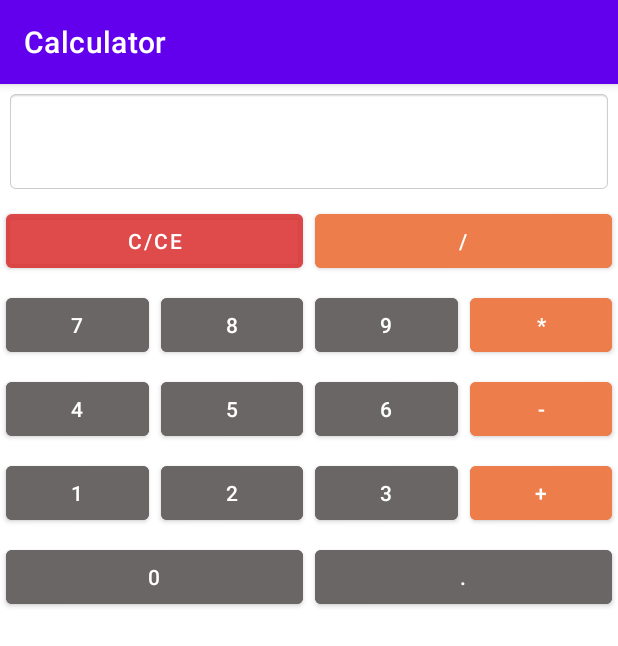
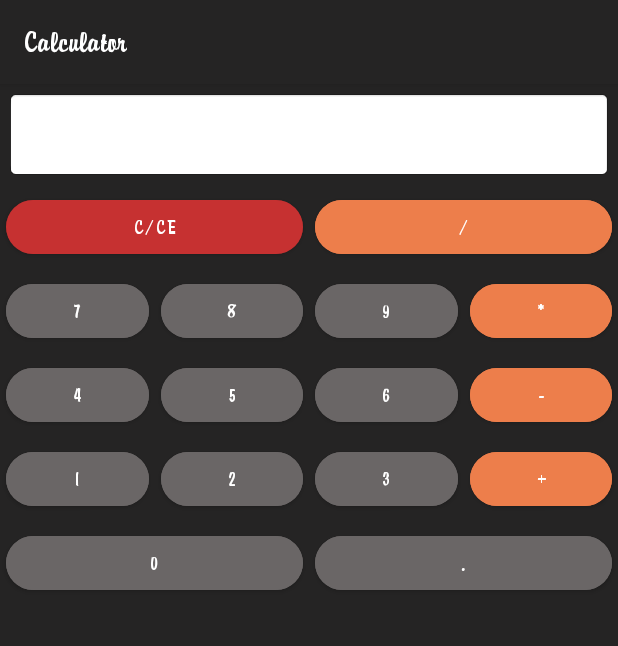
Before and after one commit to RadmirSh/CalculatorV2, an Android app: the screen it shows after launch (CalculatorActivity), on a phone screen of 412 x 824 dp. Shown: the top 646 px of the screen. Run offline under Robolectric (Android 15) with nearby library versions, the phone set to English and light mode, and no system bars.

Commit message:
Созданы светлая,темная темы

```diff
--- a/app/src/main/AndroidManifest.xml
+++ b/app/src/main/AndroidManifest.xml
@@ -15,7 +15,8 @@
         tools:targetApi="31">
         <activity
             android:name=".ui.CalculatorActivity"
-            android:exported="true">
+            android:exported="true"
+            android:theme="@style/Theme.CalculatorV2.Black">
             <intent-filter>
                 <action android:name="android.intent.action.MAIN" />
 
--- a/app/src/main/res/values-night/themes.xml
+++ /dev/null
@@ -1,16 +0,0 @@
-<resources xmlns:tools="http://schemas.android.com/tools">
-    <!-- Base application theme. -->
-    <style name="Theme.CalculatorV2" parent="Theme.MaterialComponents.DayNight.DarkActionBar">
-        <!-- Primary brand color. -->
-        <item name="colorPrimary">@color/purple_200</item>
-        <item name="colorPrimaryVariant">@color/purple_700</item>
-        <item name="colorOnPrimary">@color/black</item>
-        <!-- Secondary brand color. -->
-        <item name="colorSecondary">@color/teal_200</item>
-        <item name="colorSecondaryVariant">@color/teal_200</item>
-        <item name="colorOnSecondary">@color/black</item>
-        <!-- Status bar color. -->
-        <item name="android:statusBarColor" tools:targetApi="l">?attr/colorPrimaryVariant</item>
-        <!-- Customize your theme here. -->
-    </style>
-</resources>
--- a/app/src/main/res/values/colors.xml
+++ b/app/src/main/res/values/colors.xml
@@ -10,4 +10,7 @@
     <color name="grey">#6A6666</color>
     <color name="red">#AADC3333</color>
     <color name="orange">#ED7E4B</color>
+    <color name="grey_2">#252424</color>
+    <color name="white_2">#D1CCCC</color>
+
 </resources>
--- a/app/src/main/res/values/styles.xml
+++ b/app/src/main/res/values/styles.xml
@@ -16,5 +16,12 @@
         <item name="android:layout_columnSpan">2</item>
         <item name="android:layout_columnWeight">1</item>
     </style>
+    <style name="CalcButton" parent="Widget.MaterialComponents.Button">
+        <item name="android:fontFamily">@font/custom_font</item>
+        <item name="android:backgroundTint">@color/grey</item>
+        <item name="android:textSize">@dimen/textButtonLand</item>
+        <item name="cornerRadius">@dimen/smallBtn</item>
+        <item name="android:layout_columnWeight">1</item>
+    </style>
 
 </resources>
--- a/app/src/main/res/values/themes.xml
+++ b/app/src/main/res/values/themes.xml
@@ -13,4 +13,19 @@
         <item name="android:statusBarColor" tools:targetApi="l">?attr/colorPrimaryVariant</item>
         <!-- Customize your theme here. -->
     </style>
+
+    <style name="Theme.CalculatorV2.White">
+        <item name="colorOnPrimary">@color/white_2</item>
+        <item name="colorPrimary">@color/teal_200</item>
+        <item name="colorPrimaryVariant">@color/teal_700</item>
+        <item name="android:textColor">@color/black</item>
+
+    </style>
+
+    <style name="Theme.CalculatorV2.Black">
+        <item name="android:background">@color/grey_2</item>
+        <item name="materialButtonStyle">@style/CalcButton</item>
+        <item name="colorPrimaryVariant">@color/grey</item>
+        <item name="android:fontFamily">@font/custom_font</item>
+    </style>
 </resources>
```
